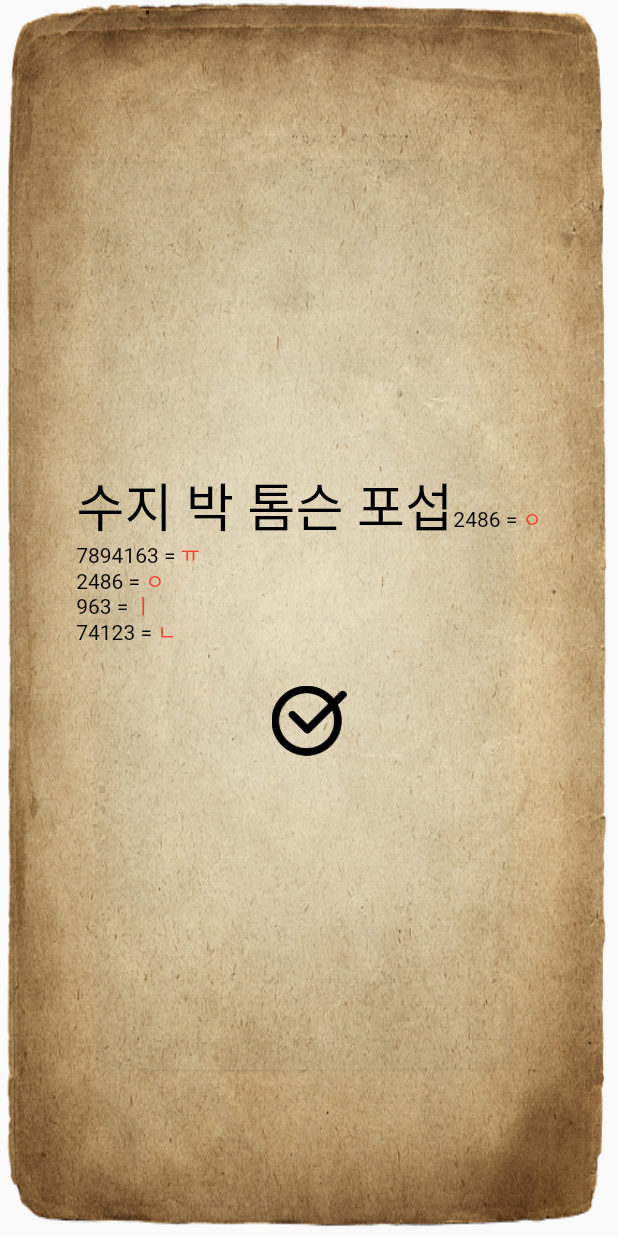
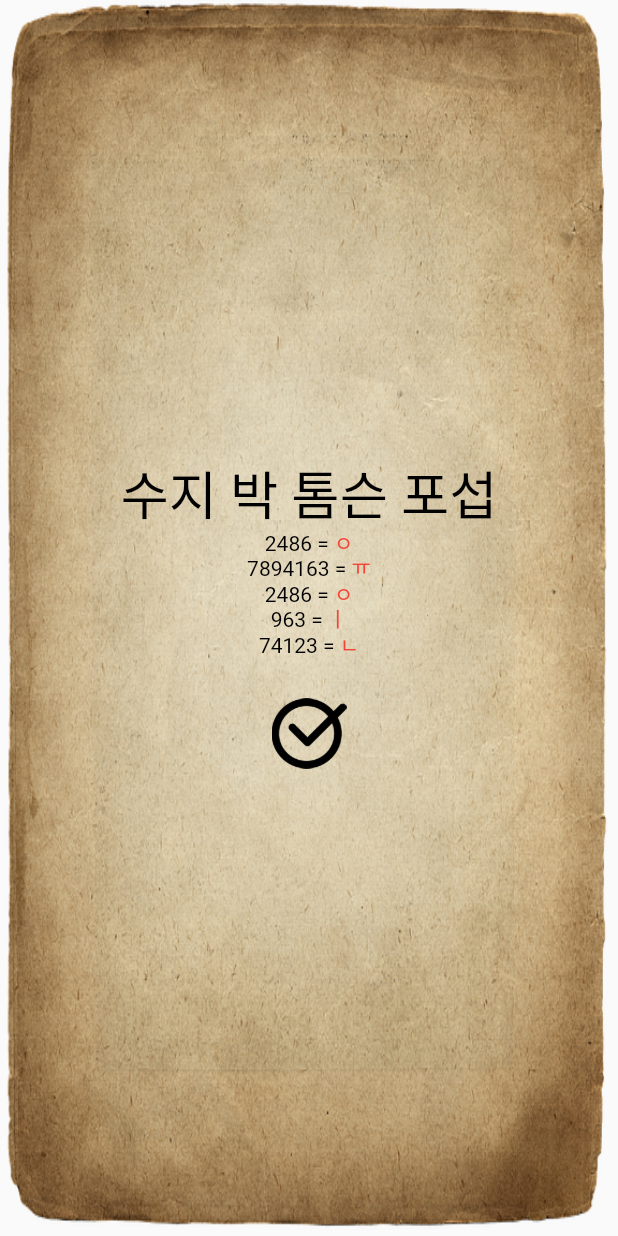
Before and after one commit to sejun2/fieldtrip_sejun, a Flutter app: the Hint3Page screen opened by its route, on a phone screen of 412 x 824 dp. Run offline on Flutter 3.47's test engine with Material 2 defaults, Android fonts, the phone set to English and light mode, and no system bars; our stand-ins replace animated_text_kit, audioplayers, get, step_progress_indicator, styled_text; missing offline and left inert: proste_indexed_stack.

```diff
--- a/lib/pages/content_select_page/act1/act1-7/hint_page/hint3_page.dart
+++ b/lib/pages/content_select_page/act1/act1-7/hint_page/hint3_page.dart
@@ -33,8 +33,9 @@ class Hint3Page extends StatelessWidget {
               children: [
                 Align(
                     child: RichText(
+                      textAlign: TextAlign.center,
                       text: const TextSpan(children: [
-                        TextSpan(text: '수지 박 톰슨 포섭', style: TextStyle(color: Colors.black,fontSize: 35 )),
+                        TextSpan(text: '수지 박 톰슨 포섭\n', style: TextStyle(color: Colors.black,fontSize: 35 )),
                         TextSpan(
                           text: '2486 = ',
                           style: questionTextStyle,
```
